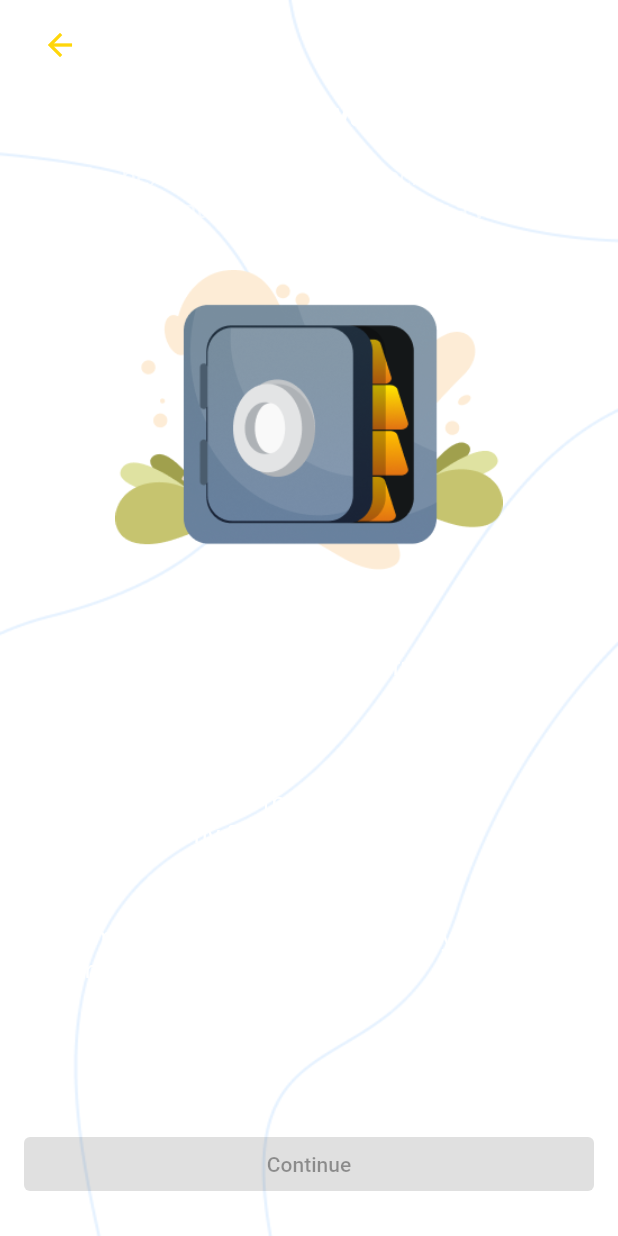
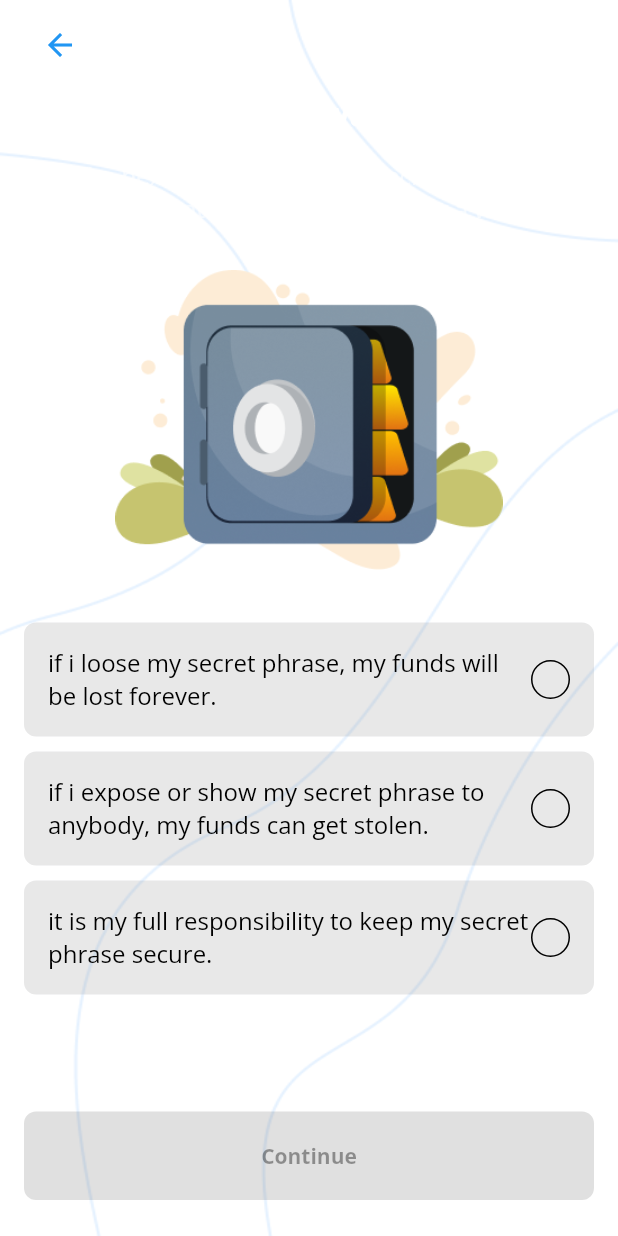
Before and after one commit to devme19/dWallet, a Flutter app: the screen it shows after launch, after a tap on "Create a new wallet", on a phone screen of 412 x 824 dp. Run offline on Flutter 3.47's test engine with Material 2 defaults, Android fonts, the phone set to English and light mode, and no system bars; our stand-ins replace animated_text_kit, built_collection, convert, device_preview, dio, flutter_spinkit and 15 more; missing offline and left inert: bip32, bip39, build, code_builder, dart:ffi, dart:html and 4 more; statements that could not run were skipped.

Commit message:
add light theme

```diff
--- a/lib/app/presantation/controllers/wallet_controller.dart
+++ b/lib/app/presantation/controllers/wallet_controller.dart
@@ -29,6 +29,7 @@ import 'package:dwallet/app/presantation/pages/global_widgets/success_dialog.dar
 import 'package:dwallet/app/presantation/pages/secret_phrase_page/widget/secret_phrase_item_widget.dart';
 import 'package:dwallet/app/presantation/routes/app_routes.dart';
 import 'package:dwallet/app/presantation/utils/state_status.dart';
+import 'package:dwallet/app/web3/src/token.dart';
 import 'package:flutter/foundation.dart';
 import 'package:flutter/material.dart';
 import 'package:flutter_spinkit/flutter_spinkit.dart';
--- a/lib/app/presantation/pages/agreement_page/agreement_page.dart
+++ b/lib/app/presantation/pages/agreement_page/agreement_page.dart
@@ -115,6 +115,7 @@ class _AgreementPageState extends State<AgreementPage> {
             children: [
               Expanded(
                   child: ElevatedButton(
+                      style:Get.isDarkMode? Themes.dark.elevatedButtonTheme.style:Themes.light.elevatedButtonTheme.style,
                       onPressed: enableButton!
                           ? () {
                         Get.toNamed(AppRoutes.secretPhrasePage);
--- a/lib/app/presantation/pages/agreement_page/widget/rule_box_widget.dart
+++ b/lib/app/presantation/pages/agreement_page/widget/rule_box_widget.dart
@@ -3,19 +3,18 @@ import 'dart:ui';
 import 'package:dwallet/app/presantation/theme/themes.dart';
 import 'package:dwallet/app/presantation/utils/globals.dart';
 import 'package:flutter/material.dart';
+import 'package:get/get.dart';
 
 class RulesBoxWidget extends StatefulWidget {
   RulesBoxWidget(
       {required this.rule,
       required this.agree,
       required this.result,
-      this.color = Colors.white,
       Key? key})
       : super(key: key);
   String? rule;
   bool? agree;
   ValueChanged<bool>? result;
-  Color? color;
 
   @override
   State<RulesBoxWidget> createState() => _RulesBoxWidgetState();
@@ -38,8 +37,8 @@ class _RulesBoxWidgetState extends State<RulesBoxWidget> {
         decoration: BoxDecoration(
             borderRadius: BorderRadius.circular(BUTTON_RADIUS),
             color: !widget.agree!
-                ? widget.color!.withOpacity(0.1)
-                : IColor().Dark_CHECK_COLOR.withOpacity(0.1)),
+                ? Color(0xff636366).withOpacity(0.15)
+                : Colors.green.withOpacity(0.15)),
         padding: const EdgeInsets.symmetric(
           horizontal: 16.0,
           vertical: 16.0
@@ -52,46 +51,52 @@ class _RulesBoxWidgetState extends State<RulesBoxWidget> {
                   widget.rule!,
                   style: TextStyle(
                       fontFamily: "OpenSans",
-                      color: !widget.agree!
-                          ? widget.color
-                          : IColor().Dark_CHECK_COLOR,
+                      color: widget.agree!
+                          ? Colors.green
+                          : Get.isDarkMode?Colors.white:Colors.black,
                       fontWeight: FontWeight.normal,
                       fontSize: 16),
                 )),
-            Expanded(
-              flex: 1,
-              child:
-              Row(
-                mainAxisAlignment: MainAxisAlignment.end,
-                children: [
-                  Transform.scale(
-                    scale: 1.8,
-                    child: Checkbox(
-                        side: BorderSide(
-                            width: 0.5,
-                            color: !widget.agree!
-                                ? widget.color!
-                                : IColor().Dark_CHECK_COLOR),
-                        tristate: false,
-                        activeColor: !widget.agree!
-                            ? widget.color!
-                            : IColor().Dark_CHECK_COLOR.withOpacity(0.1),
-                        checkColor: IColor().Dark_CHECK_COLOR,
-                        splashRadius: 10,
-                        value: widget.agree,
-                        onChanged: (value) {
-                          setState(() {
-                            widget.agree = value;
-                            widget.result!(value!);
-                          });
-                        }),
-                  ),
-                ],
+            Container(
+              decoration: BoxDecoration(
+                shape: BoxShape.circle,
+                border: Border.all(
+                  color: widget.agree!?Colors.green:Get.isDarkMode?Colors.white:Colors.black
+                )
               ),
-            )
+              child: Icon(Icons.check,color: widget.agree!?Colors.green:Colors.transparent),
+            ),
+            // Expanded(
+            //   flex: 1,
+            //   child:
+            //   Row(
+            //     mainAxisAlignment: MainAxisAlignment.end,
+            //     children: [
+            //       Transform.scale(
+            //         scale: 1.8,
+            //         child: Checkbox(
+            //             side: BorderSide.none,
+            //             tristate: false,
+            //             activeColor: !widget.agree!
+            //                 ? widget.color!
+            //                 : IColor().Dark_CHECK_COLOR.withOpacity(0.1),
+            //             // checkColor: IColor().Dark_CHECK_COLOR,
+            //             splashRadius: 10,
+            //             value: widget.agree,
+            //             onChanged: (value) {
+            //               setState(() {
+            //                 widget.agree = value;
+            //                 widget.result!(value!);
+            //               });
+            //             }),
+            //       ),
+            //     ],
+            //   ),
+            // )
           ],
         ),
     ),
       );
   }
+
 }
--- a/lib/app/presantation/pages/global_widgets/app_bar_widget.dart
+++ b/lib/app/presantation/pages/global_widgets/app_bar_widget.dart
@@ -17,7 +17,7 @@ class AppBarWidget extends StatelessWidget {
               },
               icon: Icon(
                 Icons.arrow_back,
-                color: Themes.dark.iconTheme.color,
+                color: Get.theme.primaryColor,
               )),
         ],
     ),
--- a/lib/app/presantation/pages/global_widgets/success_dialog.dart
+++ b/lib/app/presantation/pages/global_widgets/success_dialog.dart
@@ -1,4 +1,6 @@
+import 'package:dwallet/app/presantation/theme/themes.dart';
 import 'package:flutter/material.dart';
+import 'package:get/get.dart';
 
 
 class SuccessDialog extends StatelessWidget {
@@ -18,7 +20,7 @@ class SuccessDialog extends StatelessWidget {
           margin: const EdgeInsets.all(25),
           padding: const EdgeInsets.all(20),
           decoration: BoxDecoration(
-              color: const Color(0xff2C2C2E),
+              color: Get.isDarkMode?Color(0xff2C2C2E):Colors.white,
               borderRadius: BorderRadius.circular(12)),
           child: Column(
             mainAxisAlignment: MainAxisAlignment.spaceBetween,
@@ -41,6 +43,7 @@ class SuccessDialog extends StatelessWidget {
                 children: [
                   Expanded(
                       child: ElevatedButton(
+                          style:Get.isDarkMode? Themes.dark.elevatedButtonTheme.style:Themes.light.elevatedButtonTheme.style,
                           onPressed: () {
                             onDone!(true);
                           },
--- a/lib/app/presantation/pages/import_wallet_page/widgets/text_field_widget.dart
+++ b/lib/app/presantation/pages/import_wallet_page/widgets/text_field_widget.dart
@@ -13,14 +13,14 @@ class TextFieldWidget extends StatelessWidget {
       margin: const EdgeInsets.all(3.0),
       padding: const EdgeInsets.only(left: 4),
       decoration: BoxDecoration(
-          border: Border.all(color: IColor().DARK_TEXT_COLOR.withOpacity(0.6)),
+          border: Border.all(color: Colors.grey),
           borderRadius: BorderRadius.circular(11.0)),
       child: Row(
         children: [
           Text(
             '$index - ',
             style: TextStyle(
-              color: IColor().DARK_TEXT_COLOR.withOpacity(0.6),
+              color: Colors.grey,
             ),
             textAlign: TextAlign.right,
           ),
@@ -28,7 +28,7 @@ class TextFieldWidget extends StatelessWidget {
             child: TextField(
               controller: controller,
               cursorColor: Colors.white,
-              style: const TextStyle(fontSize: 16, color: Colors.white),
+              style: const TextStyle(fontSize: 16, color: Colors.grey),
               maxLines: 1,
               decoration: InputDecoration(
                   focusedBorder: const OutlineInputBorder(
--- a/lib/app/presantation/pages/intro_page/intro_page.dart
+++ b/lib/app/presantation/pages/intro_page/intro_page.dart
@@ -1,3 +1,4 @@
+import 'package:dwallet/app/presantation/controllers/setting_controller.dart';
 import 'package:dwallet/app/presantation/routes/app_routes.dart';
 import 'package:flutter/material.dart';
 import 'package:get/get.dart';
@@ -8,8 +9,7 @@ import 'package:dwallet/app/presantation/theme/themes.dart';
 import '../../utils/globals.dart';
 
 class IntroPage extends StatelessWidget{
-  const IntroPage({Key? key}) : super(key: key);
-
+  IntroPage({Key? key}) : super(key: key);
   @override
   Widget build(BuildContext context) {
     return
@@ -37,6 +37,7 @@ class IntroPage extends StatelessWidget{
                         children: [
                           Expanded(
                             child: ElevatedButton(
+                              style:Get.isDarkMode? Themes.dark.elevatedButtonTheme.style:Themes.light.elevatedButtonTheme.style,
                               onPressed: () => Get.toNamed(AppRoutes.agreementPage),
                               child: const Text("Create a new wallet"),
                             ),
@@ -57,7 +58,7 @@ class IntroPage extends StatelessWidget{
                                     padding: const EdgeInsets.symmetric(vertical: 16.0),
                                     child: Text(
                                       "I already have a wallet",
-                                      style: Themes.dark.textTheme.subtitle2,
+                                      style: TextStyle(fontSize: 18,color: Get.theme.primaryColor),
                                     ),
                                   ),
                                 ),
--- a/lib/app/presantation/pages/intro_page/widget/page_view_widget.dart
+++ b/lib/app/presantation/pages/intro_page/widget/page_view_widget.dart
@@ -1,5 +1,6 @@
 import 'package:flutter/material.dart';
 import 'package:dwallet/app/presantation/pages/intro_page/widget/page_view_item_widget.dart';
+import 'package:get/get.dart';
 import 'package:page_view_indicators/circle_page_indicator.dart';
 
 class PageViewWidget extends StatefulWidget {
@@ -33,8 +34,8 @@ class _PageViewWidgetState extends State<PageViewWidget> {
         CirclePageIndicator(
           currentPageNotifier: curentPageNotifier,
           itemCount: 3,
-          selectedDotColor: const Color(0xffFFD60A),
-          dotColor: Colors.white,
+          selectedDotColor: Get.theme.primaryColor,
+          dotColor:Get.isDarkMode? Colors.white:Colors.black54,
         )
       ],
     );
--- a/lib/app/presantation/pages/secret_phrase_page/widget/secret_phrase_item_widget.dart
+++ b/lib/app/presantation/pages/secret_phrase_page/widget/secret_phrase_item_widget.dart
@@ -34,12 +34,12 @@ class _SecretPhraseItemWidgetState extends State<SecretPhraseItemWidget> {
         padding: const EdgeInsets.all(16.0),
         decoration: BoxDecoration(
           color: selected?IColor().DARK_TEXT_COLOR.withOpacity(0.6):Colors.transparent,
-            border: Border.all(color: IColor().DARK_TEXT_COLOR.withOpacity(0.6)),
+            border: Border.all(color: Colors.grey),
           borderRadius: BorderRadius.circular(16.0)
         ),
         child: Row(
           children: [
-            widget.remove==null?widget.secretItem!.index!= null?Text('${widget.secretItem!.index!}- ',style: TextStyle(color: IColor().DARK_TEXT_COLOR.withOpacity(0.6)),):Container():Container(),
+            widget.remove==null?widget.secretItem!.index!= null?Text('${widget.secretItem!.index!}- ',style: TextStyle(color: Colors.grey),):Container():Container(),
             Text(widget.secretItem!.title!,style: const TextStyle(fontWeight: FontWeight.bold),),
           ],
         ),
--- a/lib/app/presantation/pages/setting_page/setting_page.dart
+++ b/lib/app/presantation/pages/setting_page/setting_page.dart
@@ -11,7 +11,8 @@ class SettingPage extends GetView<SettingController> {
     return Scaffold(
         appBar: AppBar(),
         body: Obx(
-          () => Column(
+          () =>
+              Column(
             children: [
               InkWell(
                 onTap: () =>
--- a/lib/app/presantation/pages/verify_secret_phrase_page/verify_secret_phrase_page.dart
+++ b/lib/app/presantation/pages/verify_secret_phrase_page/verify_secret_phrase_page.dart
@@ -105,6 +105,7 @@ class VerifySecretPhrasePage extends GetView<WalletController> {
                   children: [
                     Expanded(
                         child: ElevatedButton(
+                            style:Get.isDarkMode? Themes.dark.elevatedButtonTheme.style:Themes.light.elevatedButtonTheme.style,
                             onPressed: () async{
                               if(controller.verifySecretPhrase()){
                                 controller.savePrivateKey();
--- a/lib/app/presantation/routes/app_routes.dart
+++ b/lib/app/presantation/routes/app_routes.dart
@@ -35,7 +35,7 @@ class App {
     ),
     GetPage(
       name: AppRoutes.introPage,
-      page: () => const IntroPage(),
+      page: () => IntroPage(),
     ),
     GetPage(
       name: AppRoutes.homePage,
```
Also changed, not shown: lib/app/data/repository/app_repository_impl.dart (+10 -0 lines), lib/app/presantation/pages/home_page/home_page.dart (+9 -7 lines), lib/app/presantation/pages/import_wallet_page/import_wallet_page.dart (+9 -8 lines), lib/app/presantation/pages/import_wallet_page/widgets/secret_phrase_lenght.dart (+5 -4 lines), lib/app/presantation/pages/secret_phrase_page/secret_phrase_page.dart (+4 -3 lines).
